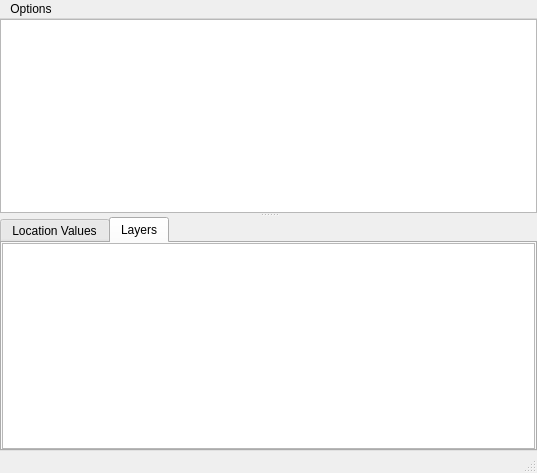
The window that enmapbox/gui/cursorlocationinfo.ui (jakimowb/enmapbox_testmigration2) describes before a commit, drawn with Qt 5.
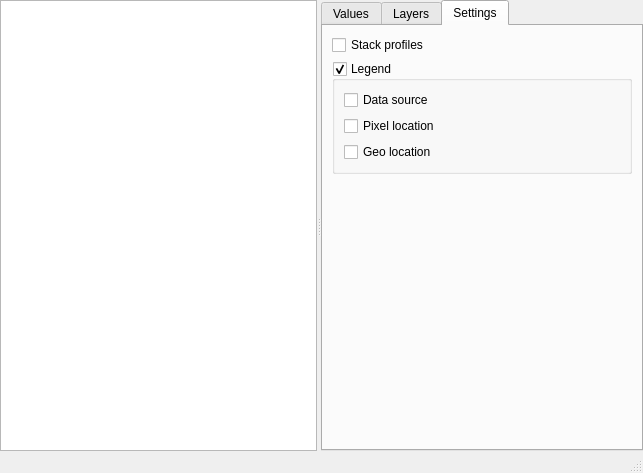
The same window after the commit. The open tabs and pages were chosen to show the change. Custom widgets are drawn as their Qt base class.

Commit message: added checkable groupbox for legend details

What changed in the file:
```diff
--- a/enmapbox/gui/cursorlocationinfo.ui
+++ b/enmapbox/gui/cursorlocationinfo.ui
@@ -6,7 +6,7 @@
    <rect>
     <x>0</x>
     <y>0</y>
-    <width>537</width>
+    <width>643</width>
     <height>473</height>
    </rect>
   </property>
@@ -24,7 +24,7 @@
     <item>
      <widget class="QSplitter" name="splitter">
       <property name="orientation">
-       <enum>Qt::Vertical</enum>
+       <enum>Qt::Horizontal</enum>
       </property>
       <widget class="QGraphicsView" name="graphicsView"/>
       <widget class="QTabWidget" name="tabWidget">
@@ -33,7 +33,7 @@
        </property>
        <widget class="QWidget" name="tabLocationValues">
         <attribute name="title">
-         <string>Location Values</string>
+         <string>Values</string>
         </attribute>
         <layout class="QVBoxLayout" name="verticalLayout_2">
          <property name="spacing">
@@ -65,7 +65,86 @@
           <number>0</number>
          </property>
          <item>
-          <widget class="QTableView" name="tableViewLayers"/>
+          <widget class="QTableView" name="tableViewDataSources">
+           <property name="selectionMode">
+            <enum>QAbstractItemView::SingleSelection</enum>
+           </property>
+           <property name="selectionBehavior">
+            <enum>QAbstractItemView::SelectRows</enum>
+           </property>
+           <property name="sortingEnabled">
+            <bool>true</bool>
+           </property>
+           <attribute name="horizontalHeaderStretchLastSection">
+            <bool>true</bool>
+           </attribute>
+          </widget>
+         </item>
+        </layout>
+       </widget>
+       <widget class="QWidget" name="tab">
+        <attribute name="title">
+         <string>Settings</string>
+        </attribute>
+        <layout class="QVBoxLayout" name="verticalLayout_4">
+         <item>
+          <widget class="QCheckBox" name="cbStackProfiles">
+           <property name="text">
+            <string>Stack profiles</string>
+           </property>
+          </widget>
+         </item>
+         <item>
+          <widget class="QGroupBox" name="gbLegend">
+           <property name="minimumSize">
+            <size>
+             <width>0</width>
+             <height>60</height>
+            </size>
+           </property>
+           <property name="title">
+            <string>Legend</string>
+           </property>
+           <property name="checkable">
+            <bool>true</bool>
+           </property>
+           <layout class="QVBoxLayout" name="verticalLayout_5">
+            <item>
+             <widget class="QCheckBox" name="cbLegendDataSource">
+              <property name="text">
+               <string>Data source</string>
+              </property>
+             </widget>
+            </item>
+            <item>
+             <widget class="QCheckBox" name="cbLegendPixelLocation">
+              <property name="text">
+               <string>Pixel location</string>
+              </property>
+             </widget>
+            </item>
+            <item>
+             <widget class="QCheckBox" name="cbLegendGeoLocation">
+              <property name="text">
+               <string>Geo location</string>
+              </property>
+             </widget>
+            </item>
+           </layout>
+          </widget>
+         </item>
+         <item>
+          <spacer name="verticalSpacer">
+           <property name="orientation">
+            <enum>Qt::Vertical</enum>
+           </property>
+           <property name="sizeHint" stdset="0">
+            <size>
+             <width>20</width>
+             <height>40</height>
+            </size>
+           </property>
+          </spacer>
          </item>
         </layout>
        </widget>
@@ -74,24 +153,15 @@
     </item>
    </layout>
   </widget>
-  <widget class="QMenuBar" name="menubar">
-   <property name="geometry">
-    <rect>
-     <x>0</x>
-     <y>0</y>
-     <width>537</width>
-     <height>21</height>
-    </rect>
-   </property>
-   <widget class="QMenu" name="menuOptions">
-    <property name="title">
-     <string>Options</string>
-    </property>
-   </widget>
-   <addaction name="menuOptions"/>
-  </widget>
   <widget class="QStatusBar" name="statusbar"/>
  </widget>
+ <customwidgets>
+  <customwidget>
+   <class>PlotWidget</class>
+   <extends>QGraphicsView</extends>
+   <header>pyqtgraph</header>
+  </customwidget>
+ </customwidgets>
  <resources/>
  <connections/>
 </ui>
```
Left out of the diff: 8 changed lines with no effect on the pictures.
